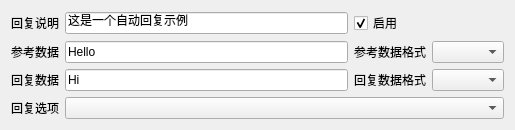
x-tools-author/x-tools, file src/pages/page/other/autoresponse/SAKAutoResponseItemWidget.ui: the form before one commit.
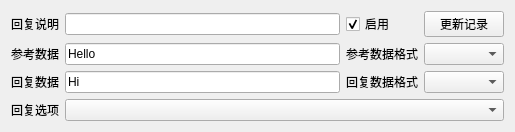
The form after the commit.

```diff
--- a/src/pages/page/other/autoresponse/SAKAutoResponseItemWidget.ui
+++ b/src/pages/page/other/autoresponse/SAKAutoResponseItemWidget.ui
@@ -24,7 +24,7 @@
    <item row="0" column="1">
     <widget class="QLineEdit" name="remarkLineEdit">
      <property name="text">
-      <string>这是一个自动回复示例</string>
+      <string notr="true"/>
      </property>
     </widget>
    </item>
@@ -93,7 +93,7 @@
      </property>
     </widget>
    </item>
-   <item row="0" column="2" colspan="2">
+   <item row="0" column="2">
     <widget class="QCheckBox" name="enableCheckBox">
      <property name="text">
       <string>启用</string>
@@ -103,6 +103,16 @@
      </property>
     </widget>
    </item>
+   <item row="0" column="3">
+    <widget class="QPushButton" name="updatePushButton">
+     <property name="toolTip">
+      <string>更新数据库中相应的数据记录</string>
+     </property>
+     <property name="text">
+      <string>更新记录</string>
+     </property>
+    </widget>
+   </item>
   </layout>
  </widget>
  <resources/>
```
